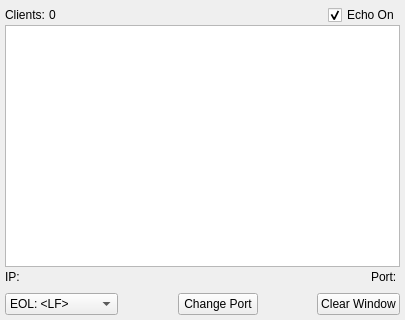
Above: myserverview.ui from igorf7/TcpDeviceEmulator before the change. Below: the same form after it.
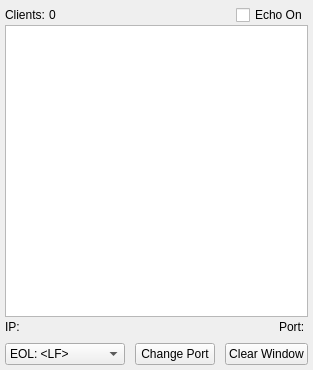
That is the form after the change.

Patch:
```diff
--- a/myserverview.ui
+++ b/myserverview.ui
@@ -6,8 +6,8 @@
    <rect>
     <x>0</x>
     <y>0</y>
-    <width>405</width>
-    <height>320</height>
+    <width>313</width>
+    <height>370</height>
    </rect>
   </property>
   <property name="windowTitle">
@@ -66,7 +66,7 @@
           <string>Echo On</string>
          </property>
          <property name="checked">
-          <bool>true</bool>
+          <bool>false</bool>
          </property>
         </widget>
        </item>
@@ -128,12 +128,12 @@
        </item>
        <item>
         <property name="text">
-         <string>EOL: &lt;CR+LF&gt;</string>
+         <string>EOL: &lt;CR&gt;&lt;LF&gt;</string>
         </property>
        </item>
        <item>
         <property name="text">
-         <string>EOL: &lt;LF+CR&gt;</string>
+         <string>EOL: &lt;LF&gt;&lt;CR&gt;</string>
         </property>
        </item>
        <item>
```
